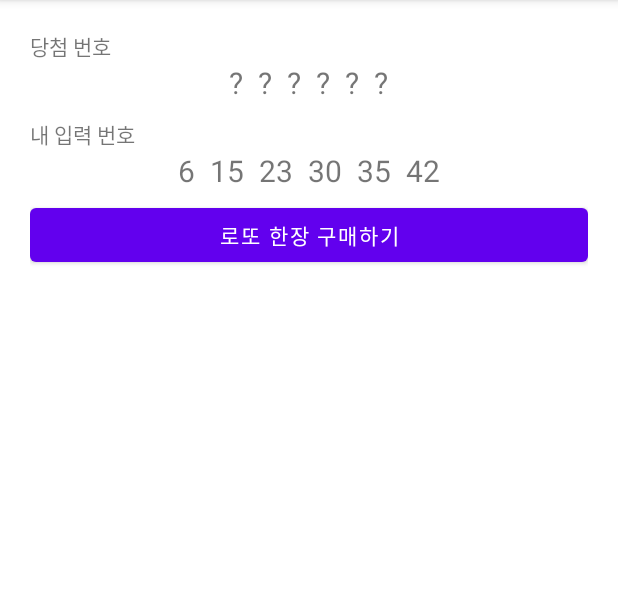
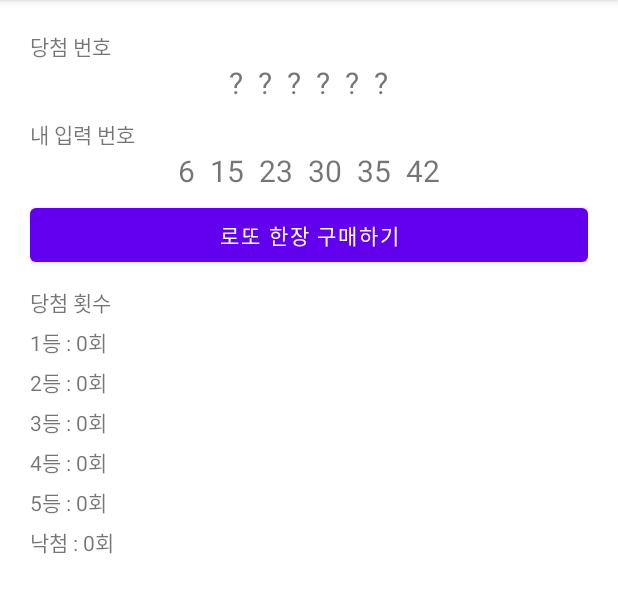
Before and after one commit to nepp-plus/FinalProject_LogicTest_20211226, an Android app: the LottoSimulatorActivity screen opened directly, with no data from a screen before it, on a phone screen of 412 x 824 dp, the part 84-697 px from its top. Run offline under Robolectric (Android 15) with nearby library versions, the phone set to English and light mode, and no system bars; our stand-ins replace data binding.

Commit message:
등수별 당첨 횟수 표현 UI 추가

```diff
--- a/app/src/main/res/layout/activity_lotto_simulator.xml
+++ b/app/src/main/res/layout/activity_lotto_simulator.xml
@@ -134,5 +134,54 @@
             android:layout_height="wrap_content"
             android:text="로또 한장 구매하기" />
 
+        <TextView
+            android:layout_width="wrap_content"
+            android:layout_height="wrap_content"
+            android:layout_marginTop="10dp"
+            android:text="당첨 횟수" />
+
+        <TextView
+            android:id="@+id/txtRankCount1"
+            android:layout_width="wrap_content"
+            android:layout_height="wrap_content"
+            android:layout_marginTop="5dp"
+            android:text="1등 : 0회" />
+
+        <TextView
+            android:id="@+id/txtRankCount2"
+            android:layout_width="wrap_content"
+            android:layout_height="wrap_content"
+            android:layout_marginTop="5dp"
+            android:text="2등 : 0회" />
+
+        <TextView
+            android:id="@+id/txtRankCount3"
+            android:layout_width="wrap_content"
+            android:layout_height="wrap_content"
+            android:layout_marginTop="5dp"
+            android:text="3등 : 0회" />
+
+        <TextView
+            android:id="@+id/txtRankCount4"
+            android:layout_width="wrap_content"
+            android:layout_height="wrap_content"
+            android:layout_marginTop="5dp"
+            android:text="4등 : 0회" />
+
+        <TextView
+            android:id="@+id/txtRankCount5"
+            android:layout_width="wrap_content"
+            android:layout_height="wrap_content"
+            android:layout_marginTop="5dp"
+            android:text="5등 : 0회" />
+
+        <TextView
+            android:id="@+id/txtRankCountNone"
+            android:layout_width="wrap_content"
+            android:layout_height="wrap_content"
+            android:layout_marginTop="5dp"
+            android:text="낙첨 : 0회" />
+
+
     </LinearLayout>
 </layout>
```
